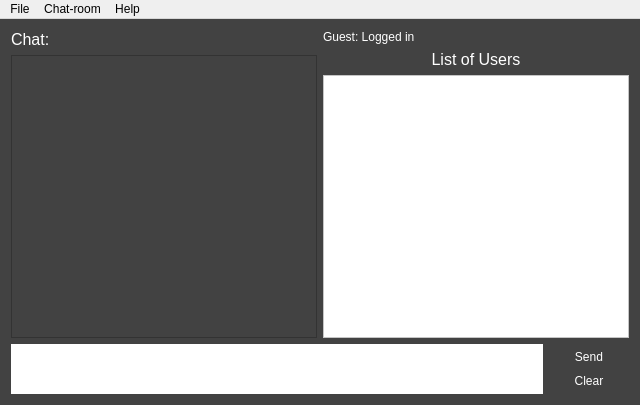
Old version of the form src/Ventilate/VentilateClient/ventilate.ui in the repository Ixirsii/Ventilate.
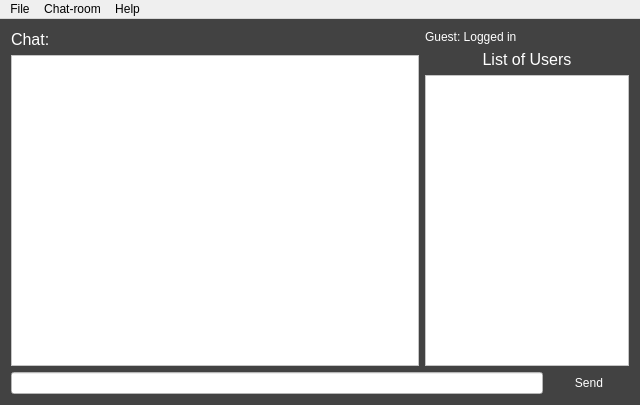
New version of the form.

Commit message: Can send messages and join chats for real and stuff. I'm tired.

The edit to the form file:
```diff
--- a/src/Ventilate/VentilateClient/ventilate.ui
+++ b/src/Ventilate/VentilateClient/ventilate.ui
@@ -19,9 +19,9 @@
    </property>
    <layout class="QVBoxLayout" name="verticalLayout_2">
     <item>
-     <layout class="QHBoxLayout" name="tabLayout">
+     <layout class="QHBoxLayout" name="tabLayout" stretch="2,1">
       <item>
-       <layout class="QVBoxLayout" name="chatLayout">
+       <layout class="QVBoxLayout" name="chatLayout" stretch="0,0">
         <item>
          <layout class="QHBoxLayout" name="chatLabelLayout" stretch="1,4">
           <item>
@@ -109,6 +109,13 @@
             <height>0</height>
            </size>
           </property>
+          <property name="styleSheet">
+           <string notr="true">color: rgb(0, 0, 0);
+background-color: rgb(255, 255, 255);</string>
+          </property>
+          <property name="readOnly">
+           <bool>true</bool>
+          </property>
          </widget>
         </item>
        </layout>
@@ -212,75 +219,43 @@
     <item>
      <layout class="QHBoxLayout" name="composeLayout">
       <item>
-       <widget class="QPlainTextEdit" name="composeText">
+       <widget class="QLineEdit" name="composeText">
         <property name="sizePolicy">
-         <sizepolicy hsizetype="Expanding" vsizetype="Preferred">
+         <sizepolicy hsizetype="Expanding" vsizetype="Fixed">
           <horstretch>0</horstretch>
           <verstretch>0</verstretch>
          </sizepolicy>
         </property>
-        <property name="minimumSize">
-         <size>
-          <width>0</width>
-          <height>0</height>
-         </size>
-        </property>
-        <property name="maximumSize">
-         <size>
-          <width>16777215</width>
-          <height>50</height>
-         </size>
-        </property>
-        <property name="baseSize">
-         <size>
-          <width>0</width>
-          <height>46</height>
-         </size>
-        </property>
         <property name="styleSheet">
          <string notr="true">color: rgb(0, 0, 0);
 background-color: rgb(255, 255, 255);</string>
         </property>
-        <property name="frameShape">
-         <enum>QFrame::NoFrame</enum>
+        <property name="alignment">
+         <set>Qt::AlignLeading|Qt::AlignLeft|Qt::AlignVCenter</set>
         </property>
-        <property name="frameShadow">
-         <enum>QFrame::Plain</enum>
+        <property name="clearButtonEnabled">
+         <bool>true</bool>
         </property>
        </widget>
       </item>
       <item>
-       <layout class="QVBoxLayout" name="verticalLayout">
-        <property name="spacing">
-         <number>0</number>
-        </property>
-        <item>
-         <widget class="QPushButton" name="btnSend">
+       <widget class="QPushButton" name="sendButton">
           <property name="styleSheet">
            <string notr="true">color: rgb(255, 255, 255);</string>
           </property>
           <property name="text">
            <string>Send</string>
           </property>
-          <property name="flat">
+        <property name="autoDefault">
            <bool>true</bool>
           </property>
-         </widget>
-        </item>
-        <item>
-         <widget class="QPushButton" name="btnClear">
-          <property name="styleSheet">
-           <string notr="true">color: rgb(255, 255, 255);</string>
-          </property>
-          <property name="text">
-           <string>Clear</string>
-          </property>
+        <property name="default">
+         <bool>true</bool>
+        </property>
           <property name="flat">
            <bool>true</bool>
           </property>
          </widget>
-        </item>
-       </layout>
       </item>
      </layout>
     </item>
```
Lines whose indentation alone changed are shown as unchanged. The commit also changes 24 other files.
